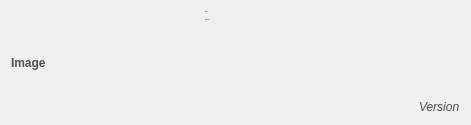
Above: src/roam/ui/ui_projectwidget.ui from roam-qgis/Roam before the change. Below: the same form after it.
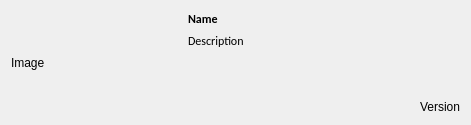
That is the form after the change.

Commit message: Move all stylesheets to single file. Remove style sheets from each widget

```diff
--- a/src/roam/ui/ui_projectwidget.ui
+++ b/src/roam/ui/ui_projectwidget.ui
@@ -29,25 +29,7 @@
    <bool>false</bool>
   </property>
   <property name="styleSheet">
-   <string notr="true">*:hover {background-color: #dddddd;}
-
-* {
-	font: 20px &quot;Calibri&quot; ;
-	font: bold;
-}
-
-QLabel {
-	color: #4f4f4f;
-}
-
-QLabel#descriptionlabel {
-   	font: 14px &quot;Calibri&quot; ;
-}
-
-QLabel#versionlabel {
-	font: 12px &quot;Calibri&quot; ;
-	font: italic;
-}</string>
+   <string notr="true"/>
   </property>
   <layout class="QGridLayout" name="gridLayout">
    <item row="0" column="0" rowspan="2">
@@ -85,12 +67,14 @@
        <property name="font">
         <font>
          <family>Calibri</family>
-         <pointsize>-1</pointsize>
          <weight>75</weight>
          <italic>false</italic>
          <bold>true</bold>
         </font>
        </property>
+       <property name="styleSheet">
+        <string notr="true"/>
+       </property>
        <property name="text">
         <string>Name</string>
        </property>
@@ -104,12 +88,14 @@
        <property name="font">
         <font>
          <family>Calibri</family>
-         <pointsize>-1</pointsize>
          <weight>50</weight>
          <italic>false</italic>
          <bold>false</bold>
         </font>
        </property>
+       <property name="styleSheet">
+        <string notr="true"/>
+       </property>
        <property name="text">
         <string>Description</string>
        </property>
@@ -151,6 +137,9 @@
    </item>
    <item row="1" column="4">
     <widget class="QLabel" name="versionlabel">
+     <property name="styleSheet">
+      <string notr="true"/>
+     </property>
      <property name="text">
       <string>Version</string>
      </property>
```
Left out of the diff: 12 changed lines with no effect on the pictures. The commit also changes 17 other files.
